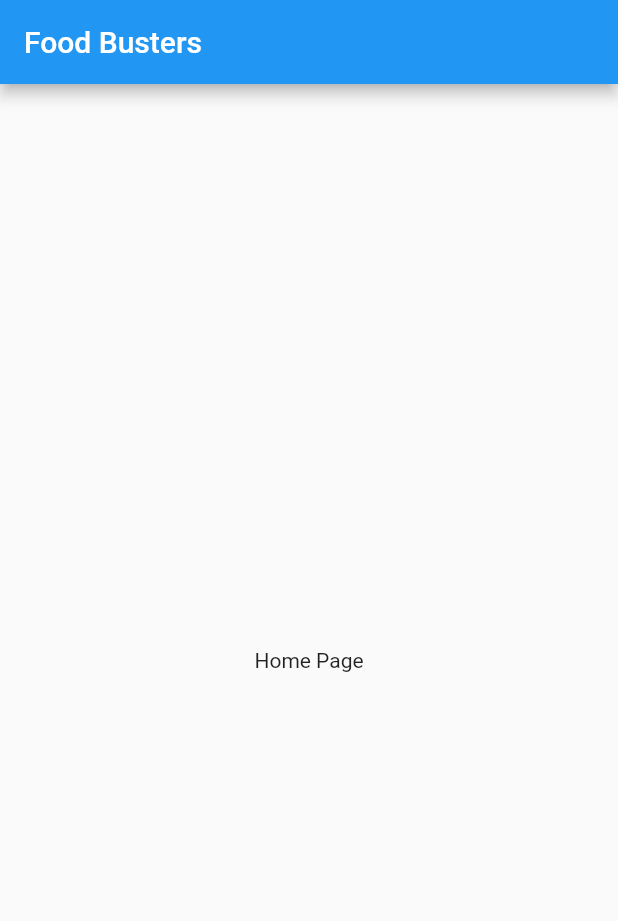
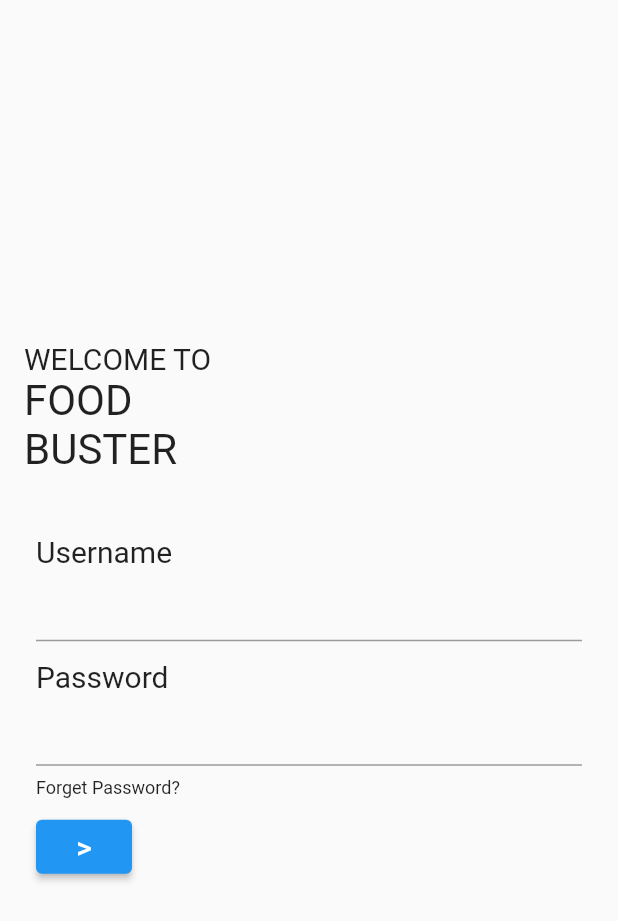
Before and after one commit to Food-Busters/food_busters, a Flutter app: the screen it shows after launch, on a phone screen of 412 x 824 dp. Shown: the top 921 px of the screen. Run offline on Flutter 3.47's test engine with Material 2 defaults, Android fonts, the phone set to English and light mode, and no system bars; our stand-ins replace form_field_validator.

Commit message:
Checkpoint 1

```diff
--- a/analysis_options.yaml
+++ b/analysis_options.yaml
@@ -27,5 +27,6 @@ linter:
     eol_at_end_of_file: true
     lines_longer_than_80_chars: true
     prefer_double_quotes: true
+    require_trailing_commas: true
 # Additional information about this file can be found at
 # https://dart.dev/guides/language/analysis-options
--- a/lib/main.dart
+++ b/lib/main.dart
@@ -1,4 +1,5 @@
 import "package:flutter/material.dart";
+import "package:food_busters/views/login.dart";
 
 void main() {
   runApp(const MyApp());
@@ -14,7 +15,7 @@ class MyApp extends StatelessWidget {
       theme: ThemeData(
         primarySwatch: Colors.blue,
       ),
-      home: const MyHomePage(),
+      home: const LoginPage(),
     );
   }
 }
@@ -31,11 +32,27 @@ class _MyHomePageState extends State<MyHomePage> {
   Widget build(BuildContext context) {
     return Scaffold(
       appBar: AppBar(
-        // Here we take the value from the MyHomePage object that was created by
-        // the App.build method, and use it to set our appbar title.
-        title: const Text("Food Busters"),
+        backgroundColor: Colors.transparent,
+        elevation: 0,
+        title: const Text("Home", style: TextStyle(color: Colors.black)),
+        actions: [
+          IconButton(
+            icon: const Icon(Icons.settings),
+            onPressed: () {
+              print("Settings");
+            },
+          ),
+          IconButton(
+            icon: const Icon(Icons.info),
+            onPressed: () {
+              print("Info");
+            },
+          )
+        ],
       ),
-      body: const Center(child: Text("Home Page")),
+      body: const Center(
+        child: Text("Home Page"),
+      ),
     );
   }
 }
--- /dev/null
+++ b/lib/views/login.dart
@@ -0,0 +1,112 @@
+import "package:flutter/material.dart";
+import "package:food_busters/main.dart";
+import "package:form_field_validator/form_field_validator.dart";
+
+const smallStyle = TextStyle(fontSize: 20);
+const bigStyle = TextStyle(fontSize: 28);
+
+class LoginPage extends StatefulWidget {
+  const LoginPage({Key? key}) : super(key: key);
+
+  @override
+  _LoginPageState createState() => _LoginPageState();
+}
+
+class _LoginPageState extends State<LoginPage> {
+  final formKey = GlobalKey<FormState>();
+  String username = "";
+  String password = "";
+
+  @override
+  Widget build(BuildContext context) {
+    return Scaffold(
+      body: Center(
+        child: Column(
+          mainAxisAlignment: MainAxisAlignment.center,
+          children: [
+            welcomeText(),
+            loginForm(),
+          ],
+        ),
+      ),
+    );
+  }
+
+  Widget loginForm() {
+    return Padding(
+      padding: const EdgeInsets.all(24.0),
+      child: Form(
+        key: formKey,
+        child: Column(
+          crossAxisAlignment: CrossAxisAlignment.start,
+          children: [
+            const Text(
+              "Username",
+              style: TextStyle(fontSize: 20),
+            ),
+            TextFormField(
+              validator:
+                  RequiredValidator(errorText: "Username cannot be null"),
+              onSaved: (String? uname) {
+                username = uname ?? "";
+              },
+            ),
+            const SizedBox(height: 12),
+            const Text(
+              "Password",
+              style: TextStyle(fontSize: 20),
+            ),
+            TextFormField(
+              validator:
+                  RequiredValidator(errorText: "Password cannot be null"),
+              obscureText: true,
+              onSaved: (String? pw) {
+                password = pw ?? "";
+              },
+            ),
+            const Padding(
+              padding: EdgeInsets.symmetric(vertical: 8.0),
+              child: Text(
+                "Forget Password?",
+                style: TextStyle(fontSize: 12),
+              ),
+            ),
+            ElevatedButton(
+              child: const Text(
+                ">",
+                style: TextStyle(fontSize: 20),
+              ),
+              onPressed: () async {
+                if (formKey.currentState?.validate() ?? false) {
+                  formKey.currentState?.save();
+                  Navigator.pushReplacement(
+                    context,
+                    MaterialPageRoute(builder: (context) => const MyHomePage()),
+                  );
+                }
+              },
+            ),
+          ],
+        ),
+      ),
+    );
+  }
+}
+
+Widget welcomeText() {
+  return Align(
+    alignment: Alignment.centerLeft,
+    child: Padding(
+      padding: const EdgeInsets.all(16.0),
+      child: Column(
+        mainAxisAlignment: MainAxisAlignment.center,
+        crossAxisAlignment: CrossAxisAlignment.start,
+        children: const [
+          Text("WELCOME TO", style: smallStyle),
+          Text("FOOD", style: bigStyle),
+          Text("BUSTER", style: bigStyle),
+        ],
+      ),
+    ),
+  );
+}
```
Also changed, not shown: pubspec.yaml (+9 -3 lines), assets/images/launch_image.png (added), assets/images/logo_white.jpg (added), pubspec.lock, 31 other files.
